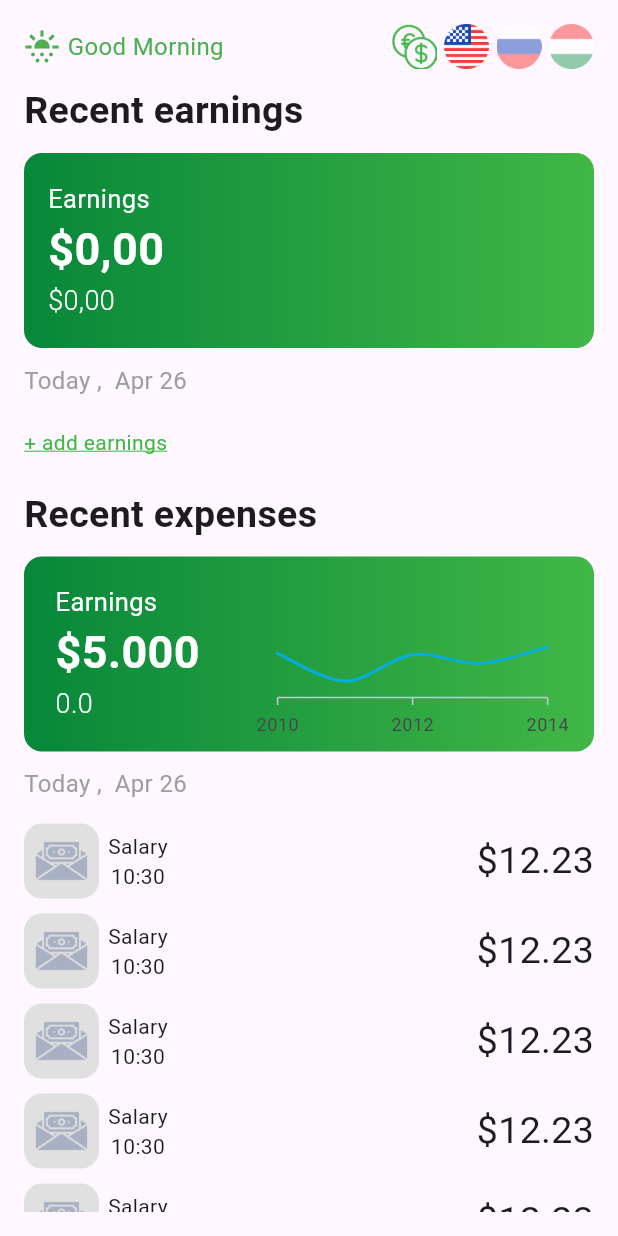
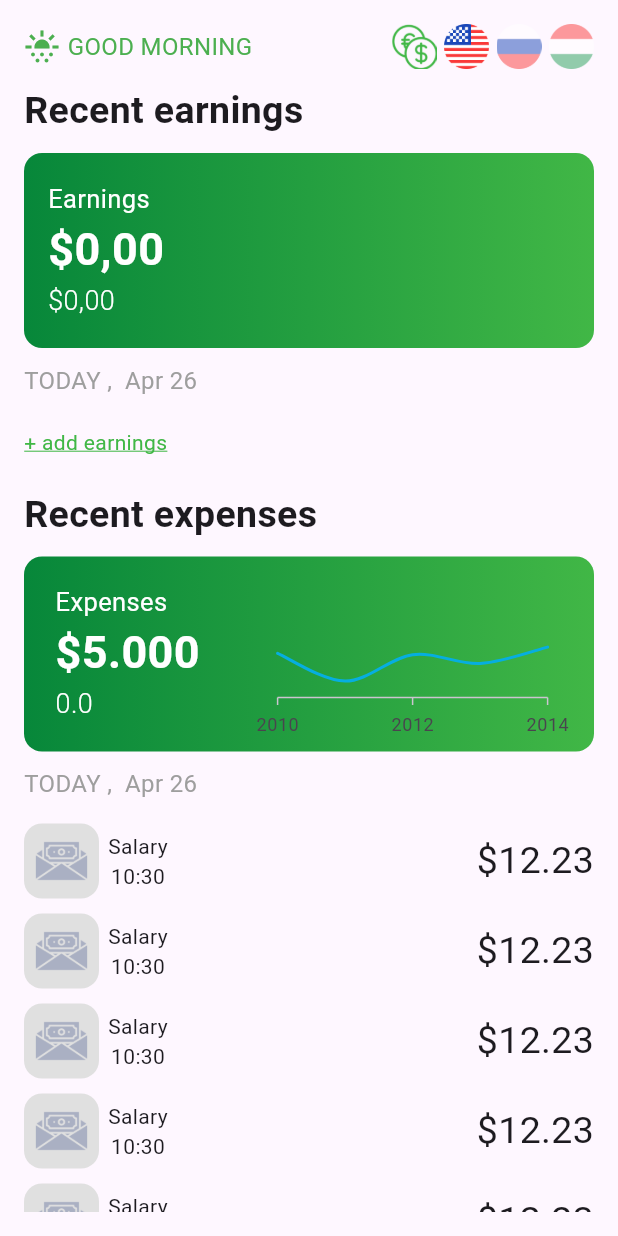
Before and after one commit to ismail036/expense-tracker-flutter, a Flutter app: the screen it shows after launch, on a phone screen of 412 x 824 dp. Run offline on Flutter 3.47's test engine with Material 3 defaults, Android fonts, the phone set to English and light mode, and no system bars; our stand-ins replace fl_chart, shared_preferences, sqflite, syncfusion_flutter_charts; missing offline and left inert: dart:ffi, live_currency_rate; accounts and stored records are empty; generated files the repository leaves out were written again; Roboto replaces fonts that are missing (DINPro).

```diff
--- a/assets/l10n/app_en.arb
+++ b/assets/l10n/app_en.arb
@@ -7,6 +7,10 @@
     "gnight": "GOOD NIGHT",
     "recentearnings": "Recent earnings",
     "earnings": "Earnings",
+    "expenses": "Expenses",
+    "expensestatistics": "Expense statistics",
+    "privacy": "Privacy policy",
+    "other": "Other",
     "thisday": "this day",
     "today": "TODAY",
     "january": "January",
--- a/assets/l10n/app_hu.arb
+++ b/assets/l10n/app_hu.arb
@@ -7,6 +7,10 @@
     "gnight": "JÓ ÉJSZAKÁT",
     "recentearnings": "Legutóbbi bevétel",
     "earnings": "Bevételek",
+    "expenses": "Költségek",
+    "expensestatistics": "Költségstatisztika",
+    "privacy": "Adatvédelmi szabályzat",
+    "other": "Egyéb",
     "thisday": "ez a nap",
     "today": "Ma",
     "january": "Január",
--- a/assets/l10n/app_ru.arb
+++ b/assets/l10n/app_ru.arb
@@ -7,6 +7,10 @@
     "gnight": "СПОКОЙНОЙ НОЧИ",
     "recentearnings": "Последний доход",
     "earnings": "Доходы",
+    "expenses": "Расходы",
+    "expensestatistics": "Статистика расходов",
+    "privacy": "Политика конфиденциальности",
+    "other": "Другой",
     "thisday": "этот день",
     "today": "Сегодня",
     "january": "Январь",
--- a/lib/currency.dart
+++ b/lib/currency.dart
@@ -88,7 +88,7 @@ class _MyBodyState extends State<MyBody> {
           onTap: () {
             setState(() {
               selectedItem = currencyCode;
-              selectedItemCode = currencyName!;
+              selectedItemCode = currencyName;
             });
             _saveCurrency(currencyName, currencyCode);
           },
--- a/lib/home.dart
+++ b/lib/home.dart
@@ -1,18 +1,18 @@
-// ignore_for_file: prefer_const_constructors, prefer_const_literals_to_create_immutables, sized_box_for_whitespace, avoid_print
+// ignore_for_file: prefer_const_constructors, prefer_const_literals_to_create_immutables, sized_box_for_whitespace, avoid_print, duplicate_import, depend_on_referenced_packages, unused_import
 
 import 'dart:ffi';
 import 'package:intl/intl.dart';
 
-import 'package:flutter/cupertino.dart';
 import 'package:flutter/material.dart';
-import 'package:flutter/widgets.dart';
 import 'package:live_currency_rate/live_currency_rate.dart';
+import 'package:shared_preferences/shared_preferences.dart';
 import 'package:syncfusion_flutter_charts/charts.dart';
 import 'package:unilive/addcategory.dart';
 import 'package:unilive/addearnings.dart';
 import 'package:fl_chart/fl_chart.dart';
 import 'package:unilive/addexpenses.dart';
 import 'package:fl_chart/fl_chart.dart';
+import 'package:unilive/core/extensions/l10n.extensions.dart';
 import 'package:unilive/currency.dart';
 
 import 'category.dart';
@@ -163,6 +163,7 @@ class _HomeBodyState extends State<HomeBody> {
                     GestureDetector(
                       onTap: () {
                         print('american pressed');
+                        _saveCurrency("en");
                       },
                       child: Image.asset(
                         'assets/icons/american.png',
@@ -175,6 +176,7 @@ class _HomeBodyState extends State<HomeBody> {
                     GestureDetector(
                       onTap: () {
                         print('russian pressed');
+                        _saveCurrency("ru");
                       },
                       child: Image.asset(
                         'assets/icons/russian.png',
@@ -187,6 +189,7 @@ class _HomeBodyState extends State<HomeBody> {
                     GestureDetector(
                       onTap: () {
                         print('brazilian pressed');
+                        _saveCurrency("hu");
                       },
                       child: Image.asset(
                         'assets/icons/brazilian.png',
@@ -201,7 +204,7 @@ class _HomeBodyState extends State<HomeBody> {
               height: 10,
             ),
             Text(
-              "Recent earnings",
+              context.translate.recentearnings,
               style: TextStyle(fontSize: 25, fontWeight: FontWeight.w700),
             ),
             SizedBox(
@@ -234,7 +237,7 @@ class _HomeBodyState extends State<HomeBody> {
                     crossAxisAlignment: CrossAxisAlignment.start,
                     children: [
                       Text(
-                        "Earnings",
+                        context.translate.earnings,
                         style: TextStyle(
                             color: Colors.white,
                             fontSize: 17,
@@ -263,7 +266,7 @@ class _HomeBodyState extends State<HomeBody> {
               height: 10,
             ),
             Text(
-              'Today ,  ${abbreviatedMonths[currentMonth - 1]} ${DateTime.now().day}',
+              '${context.translate.today} ,  ${abbreviatedMonths[currentMonth - 1]} ${DateTime.now().day}',
               style: TextStyle(color: Colors.grey, fontSize: 16),
             ),
             SizedBox(
@@ -318,7 +321,7 @@ class _HomeBodyState extends State<HomeBody> {
                     ));
               },
               child: Text(
-                '+ add earnings',
+                '+ ${context.translate.addearnings}',
                 style: TextStyle(
                     color: Color(0xff41B746),
                     decoration: TextDecoration.underline,
@@ -329,7 +332,7 @@ class _HomeBodyState extends State<HomeBody> {
               height: 20,
             ),
             Text(
-              "Recent expenses",
+              context.translate.recentexpenses,
               style: TextStyle(fontSize: 25, fontWeight: FontWeight.w700),
             ),
             SizedBox(
@@ -359,7 +362,7 @@ class _HomeBodyState extends State<HomeBody> {
                     crossAxisAlignment: CrossAxisAlignment.start,
                     children: [
                       Text(
-                        "Earnings",
+                        context.translate.expenses,
                         style: TextStyle(
                             color: Colors.white,
                             fontSize: 17,
@@ -414,7 +417,7 @@ class _HomeBodyState extends State<HomeBody> {
               height: 10,
             ),
             Text(
-              'Today ,  ${abbreviatedMonths[currentMonth - 1]} ${DateTime.now().day}',
+              '${context.translate.today} ,  ${abbreviatedMonths[currentMonth - 1]} ${DateTime.now().day}',
               style: TextStyle(color: Colors.grey, fontSize: 16),
             ),
             SizedBox(
@@ -471,7 +474,7 @@ class _HomeBodyState extends State<HomeBody> {
                     ));
               },
               child: Text(
-                '+ add expense',
+                '+ ${context.translate.addexpense}',
                 style: TextStyle(
                     color: Color(0xff41B746),
                     decoration: TextDecoration.underline,
@@ -481,13 +484,13 @@ class _HomeBodyState extends State<HomeBody> {
             SizedBox(
               height: 20,
             ),
-            Text("Expense by category",
+            Text(context.translate.expensesbycategory,
                 style: TextStyle(fontSize: 18, fontWeight: FontWeight.w600)),
             Row(
               mainAxisAlignment: MainAxisAlignment.spaceBetween,
               children: [
                 Text(
-                  "This month - ${abbreviatedMonths[currentMonth - 1]}",
+                  "${context.translate.thismonth} - ${abbreviatedMonths[currentMonth - 1]}",
                   style: TextStyle(color: Colors.grey[500]),
                 ),
                 GestureDetector(
@@ -500,7 +503,7 @@ class _HomeBodyState extends State<HomeBody> {
                     );
                   },
                   child: Text(
-                    '+ add new category',
+                    '+ ${context.translate.addnewcategory}',
                     style: TextStyle(
                         color: Color(0xff41B746),
                         decoration: TextDecoration.underline,
@@ -788,7 +791,7 @@ class _HomeBodyState extends State<HomeBody> {
               height: 10,
             ),
             Text(
-              "Exenses statistics",
+              context.translate.expensestatistics,
               style: TextStyle(fontSize: 18),
             ),
             SizedBox(
@@ -819,7 +822,7 @@ class _HomeBodyState extends State<HomeBody> {
                       height: 40,
                       child: Center(
                           child: Text(
-                        "A day",
+                        context.translate.aday,
                         style: TextStyle(
                             color: selectedTimeFilter == "day"
                                 ? Colors.white
@@ -853,7 +856,7 @@ class _HomeBodyState extends State<HomeBody> {
                       height: 40,
                       child: Center(
                           child: Text(
-                        "A week",
+                        context.translate.aweek,
                         style: TextStyle(
                             color: selectedTimeFilter == "week"
                                 ? Colors.white
@@ -887,7 +890,7 @@ class _HomeBodyState extends State<HomeBody> {
                       height: 40,
                       child: Center(
                           child: Text(
-                        "A month",
+                        context.translate.amonth,
                         style: TextStyle(
                             color: selectedTimeFilter == "month"
                                 ? Colors.white
@@ -921,7 +924,7 @@ class _HomeBodyState extends State<HomeBody> {
                       height: 40,
                       child: Center(
                           child: Text(
-                        "A year",
+                        context.translate.ayear,
                         style: TextStyle(
                             color: selectedTimeFilter == "year"
                                 ? Colors.white
@@ -992,7 +995,7 @@ class _HomeBodyState extends State<HomeBody> {
                       ),
                     ),
                     Text(
-                      " Taxes",
+                      " ${context.translate.taxes}",
                       style: TextStyle(fontSize: 18),
                     ),
                   ],
@@ -1010,7 +1013,7 @@ class _HomeBodyState extends State<HomeBody> {
                       ),
                     ),
                     Text(
-                      " Gift",
+                      " ${context.translate.gifts}",
                       style: TextStyle(fontSize: 18),
                     ),
                   ],
@@ -1028,7 +1031,7 @@ class _HomeBodyState extends State<HomeBody> {
                       ),
                     ),
                     Text(
-                      " Eat",
+                      " ${context.translate.eat}",
                       style: TextStyle(fontSize: 18),
                     ),
                   ],
@@ -1046,7 +1049,7 @@ class _HomeBodyState extends State<HomeBody> {
                       ),
                     ),
                     Text(
-                      " Other",
+                      " ${context.translate.other}",
                       style: TextStyle(fontSize: 18),
                     ),
                   ],
@@ -1058,7 +1061,7 @@ class _HomeBodyState extends State<HomeBody> {
             ),
             Center(
               child: Text(
-                'Privacy policy',
+                context.translate.privacy,
                 style: TextStyle(
                     color: Color(0xff41B746),
                     decoration: TextDecoration.underline,
@@ -1080,19 +1083,19 @@ class _HomeBodyState extends State<HomeBody> {
       color: Colors.green,
     );
     if (hour >= 6 && hour < 12) {
-      greetingText = "Good Morning";
+      greetingText = context.translate.gmorning;
       icon = Icon(
         Icons.sunny_snowing,
         color: Colors.green,
       );
     } else if (hour >= 12 && hour < 18) {
-      greetingText = "Good Day";
+      greetingText = context.translate.gday;
       icon = Icon(
         Icons.sunny,
         color: Colors.green,
       );
     } else {
-      greetingText = "Good Night";
+      greetingText = context.translate.gnight;
       icon = Icon(
         Icons.nights_stay,
         color: Colors.green,
@@ -1174,6 +1177,11 @@ class _HomeBodyState extends State<HomeBody> {
       }
     });
   }
+
+  _saveCurrency(String language) async {
+    SharedPreferences prefs = await SharedPreferences.getInstance();
+    await prefs.setString('savedLocale', language);
+  }
 }
 
 class ChartData {
--- a/lib/main.dart
+++ b/lib/main.dart
@@ -1,24 +1,71 @@
-// ignore_for_file: prefer_const_constructors, unused_import
+// ignore_for_file: library_private_types_in_public_api, unused_import
 
+import 'dart:async';
 import 'package:flutter/material.dart';
 import 'package:flutter/services.dart';
+import 'package:shared_preferences/shared_preferences.dart';
 import 'package:unilive/addcategory.dart';
 import 'package:unilive/addearnings.dart';
 import 'package:unilive/addexpenses.dart';
 import 'package:unilive/currency.dart';
+import 'package:flutter_gen/gen_l10n/app_localizations.dart';
 import 'package:unilive/home.dart';
-import 'package:flutter_gen/gen_l10n/app_localizations.dart';
 
 void main() {
   runApp(const MyApp());
 }
 
-class MyApp extends StatelessWidget {
+class MyApp extends StatefulWidget {
   const MyApp({super.key});
 
   @override
+  _MyAppState createState() => _MyAppState();
+}
+
+class _MyAppState extends State<MyApp> {
+  late Timer _timer;
+  Locale _appLocale = const Locale("en");
+
+  @override
+  void initState() {
+    super.initState();
+    _timer =
+        Timer.periodic(const Duration(seconds: 1), (Timer t) => _checkLocale());
+    _fetchLocale();
+  }
+
+  @override
+  void dispose() {
+    _timer.cancel();
+    super.dispose();
+  }
+
+  _fetchLocale() async {
+    SharedPreferences prefs = await SharedPreferences.getInstance();
+    if (prefs.getString('savedLocale') != null) {
+      setState(() {
+        _appLocale = Locale(prefs.getString('savedLocale')!);
+      });
+    } else {
+      setState(() {
+        _appLocale = const Locale('en'); // Varsayılan dil İngilizce
+      });
+    }
+  }
+
+  _checkLocale() async {
+    SharedPreferences prefs = await SharedPreferences.getInstance();
+    String? savedLocale = prefs.getString('savedLocale');
+    if (savedLocale != null && savedLocale != _appLocale.languageCode) {
+      setState(() {
+        _appLocale = Locale(savedLocale);
+      });
+    }
+  }
+
+  @override
   Widget build(BuildContext context) {
-    SystemChrome.setSystemUIOverlayStyle(SystemUiOverlayStyle(
+    SystemChrome.setSystemUIOverlayStyle(const SystemUiOverlayStyle(
       statusBarColor: Color(0xff07873A),
       statusBarIconBrightness: Brightness.light,
     ));
@@ -29,16 +76,11 @@ class MyApp extends StatelessWidget {
         //
         localizationsDelegates: AppLocalizations.localizationsDelegates,
         supportedLocales: AppLocalizations.supportedLocales,
-        // Başlangıç dilini burada ayarlayabilirsiniz, örneğin İngilizce
-        locale: const Locale('en'),
-        // Üstte belirttiğiniz desteklenen diller arasında öncelikli olarak kullanılacak dil
-        // Varsayılan olarak ayarlanmamışsa cihazın yerel dilini kullanır
-        // localeResolutionCallback: (locale, supportedLocales) {
-        //   return locale;
-        // },,
-        //
+        // Dil burada ayarlanacak
+        locale: _appLocale,
+
         theme: ThemeData(
-          appBarTheme: AppBarTheme(elevation: 0),
+          appBarTheme: const AppBarTheme(elevation: 0),
           fontFamily: 'DINPro',
           colorScheme: ColorScheme.fromSeed(seedColor: Colors.deepPurple),
           useMaterial3: true,
```
Also changed, not shown: lib/addcategory.dart (+6 -5 lines), lib/addearnings.dart (+8 -7 lines), lib/addexpenses.dart (+8 -7 lines), lib/category.dart (+8 -6 lines), lib/db_helper.dart (+9 -13 lines).
